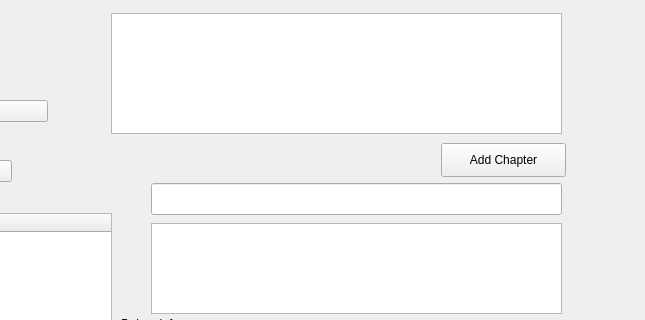
First picture: the form in resouces/videothumbnailer.ui, repository LechnerMartin/videothumbnailer, before the edit; both pictures show x 539 to 1184 and y 415 to 735 of the 1184 by 924 pixel window.
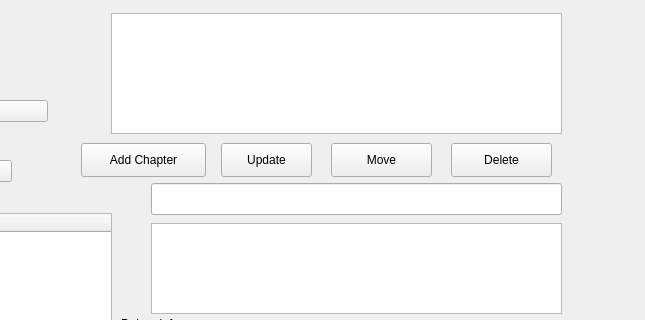
Second picture: the form after the edit.

Commit message: extracted serialisation added chapter update/delete Functions

The edit to the form file:
```diff
--- a/resouces/videothumbnailer.ui
+++ b/resouces/videothumbnailer.ui
@@ -365,7 +365,7 @@
    <widget class="QPushButton" name="buttonAddChapter">
     <property name="geometry">
      <rect>
-      <x>980</x>
+      <x>620</x>
       <y>510</y>
       <width>125</width>
       <height>34</height>
@@ -405,6 +405,45 @@
      </rect>
     </property>
    </widget>
+   <widget class="QPushButton" name="buttonUpdateChapter">
+    <property name="geometry">
+     <rect>
+      <x>760</x>
+      <y>510</y>
+      <width>91</width>
+      <height>34</height>
+     </rect>
+    </property>
+    <property name="text">
+     <string>Update</string>
+    </property>
+   </widget>
+   <widget class="QPushButton" name="buttonDeleteChapter">
+    <property name="geometry">
+     <rect>
+      <x>990</x>
+      <y>510</y>
+      <width>101</width>
+      <height>34</height>
+     </rect>
+    </property>
+    <property name="text">
+     <string>Delete</string>
+    </property>
+   </widget>
+   <widget class="QPushButton" name="buttonMoveChapter">
+    <property name="geometry">
+     <rect>
+      <x>870</x>
+      <y>510</y>
+      <width>101</width>
+      <height>34</height>
+     </rect>
+    </property>
+    <property name="text">
+     <string>Move</string>
+    </property>
+   </widget>
   </widget>
   <widget class="QMenuBar" name="menubar">
    <property name="geometry">
```
The commit also changes 11 other files.
